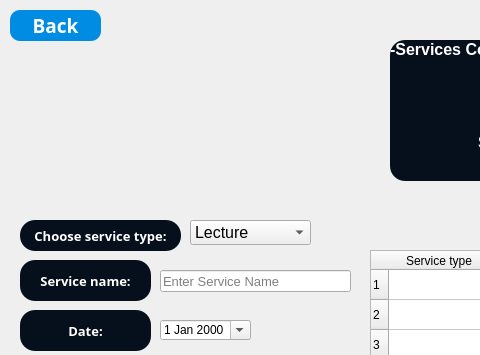
The window that vServices.ui (ShadiMi/Group27_hApp_project) describes before a commit, drawn with Qt 5; both pictures show x 0 to 480 and y 0 to 355 of the 1280 by 768 pixel window.
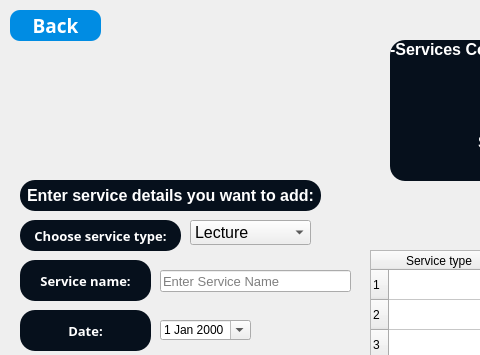
The same window after the commit. Icons and pictures are not drawn.

Patch:
```diff
--- a/vServices.ui
+++ b/vServices.ui
@@ -559,6 +559,25 @@
     <string>Add Service</string>
    </property>
   </widget>
+  <widget class="QLabel" name="label_7">
+   <property name="geometry">
+    <rect>
+     <x>20</x>
+     <y>180</y>
+     <width>301</width>
+     <height>31</height>
+    </rect>
+   </property>
+   <property name="styleSheet">
+    <string notr="true">color:white;
+text-align:center;
+background:rgba(6, 16, 28,1);
+border-radius:15px;</string>
+   </property>
+   <property name="text">
+    <string>&lt;html&gt;&lt;head/&gt;&lt;body&gt;&lt;p align=&quot;center&quot;&gt;&lt;span style=&quot; font-size:12pt; font-weight:600;&quot;&gt;Enter service details you want to add:&lt;/span&gt;&lt;/p&gt;&lt;/body&gt;&lt;/html&gt;</string>
+   </property>
+  </widget>
  </widget>
  <resources/>
  <connections/>
```
